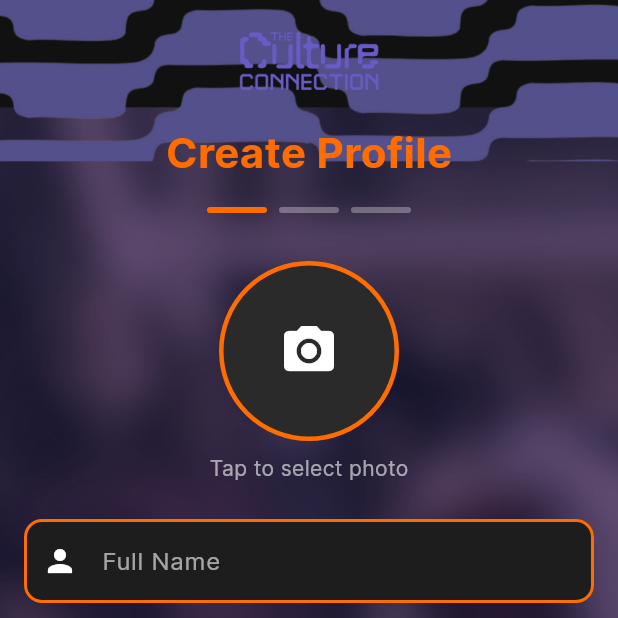
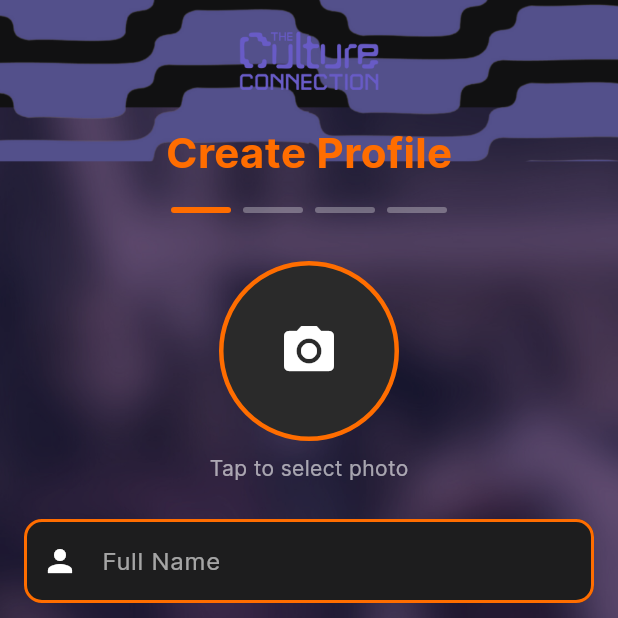
Before and after one commit to The-culture-connection/the_culture_connectionflutter, a Flutter app: the RegistrationScreen screen opened directly, on a phone screen of 412 x 824 dp, the top half of it. Run offline on Flutter 3.47's test engine with Material 3 defaults, Android fonts, the phone set to English and light mode, and no system bars; our stand-ins replace cloud_firestore, email_validator, firebase_auth, firebase_core, firebase_messaging, firebase_storage and 6 more; accounts and stored records are empty.

Commit message:
Add 'What brought you here' purposes field to registration
- Add purposes field to UserProfile model (List<String>)
- Add 4th page to registration flow for purposes selection
- Multi-select options: Looking to Hire, Starting a business, Looking to get hired, Looking to invest in a start up
- Update fromFirestore, toFirestore, and copyWith methods
- Add validation to ensure at least one purpose is selected
- Update progress indicator to show 4 steps

```diff
--- a/lib/models/user_profile.dart
+++ b/lib/models/user_profile.dart
@@ -9,6 +9,7 @@ class UserProfile {
   final String experienceLevel;
   final List<String> skillsOffering;
   final List<String> skillsSeeking;
+  final List<String> purposes; // "What brought you here"
   final String? photoURL;
   final String? fcmToken;
   final int totalPoints;
@@ -34,6 +35,7 @@ class UserProfile {
     required this.experienceLevel,
     required this.skillsOffering,
     required this.skillsSeeking,
+    this.purposes = const [],
     this.photoURL,
     this.fcmToken,
     this.totalPoints = 0,
@@ -59,6 +61,7 @@ class UserProfile {
       experienceLevel: data['Experience Level'] ?? '',
       skillsOffering: List<String>.from(data['Skills Offering'] ?? []),
       skillsSeeking: List<String>.from(data['Skills Seeking'] ?? []),
+      purposes: List<String>.from(data['Purposes'] ?? []),
       photoURL: data['photoURL'],
       fcmToken: data['fcmToken'],
       totalPoints: data['totalPoints'] ?? 0,
@@ -84,6 +87,7 @@ class UserProfile {
       'Experience Level': experienceLevel,
       'Skills Offering': skillsOffering,
       'Skills Seeking': skillsSeeking,
+      'Purposes': purposes,
       'photoURL': photoURL,
       'fcmToken': fcmToken,
       'totalPoints': totalPoints,
@@ -107,6 +111,7 @@ class UserProfile {
     String? experienceLevel,
     List<String>? skillsOffering,
     List<String>? skillsSeeking,
+    List<String>? purposes,
     String? photoURL,
     String? fcmToken,
     int? totalPoints,
@@ -127,6 +132,7 @@ class UserProfile {
       experienceLevel: experienceLevel ?? this.experienceLevel,
       skillsOffering: skillsOffering ?? this.skillsOffering,
       skillsSeeking: skillsSeeking ?? this.skillsSeeking,
+      purposes: purposes ?? this.purposes,
       photoURL: photoURL ?? this.photoURL,
       fcmToken: fcmToken ?? this.fcmToken,
       totalPoints: totalPoints ?? this.totalPoints,
--- a/lib/screens/auth/registration_screen.dart
+++ b/lib/screens/auth/registration_screen.dart
@@ -36,10 +36,17 @@ class _RegistrationScreenState extends ConsumerState<RegistrationScreen> {
   File? _profileImage;
   final Set<String> _selectedSkillsOffering = {};
   final Set<String> _selectedSkillsSeeking = {};
+  final Set<String> _selectedPurposes = {};
   bool _isLoading = false;
   bool _obscurePassword = true;
 
   final List<String> _genders = ['Male', 'Female', 'Nonbinary', 'Other'];
+  final List<String> _purposes = [
+    'Looking to Hire',
+    'Starting a business',
+    'Looking to get hired',
+    'Looking to invest in a start up',
+  ];
 
   @override
   void dispose() {
@@ -128,6 +135,16 @@ class _RegistrationScreenState extends ConsumerState<RegistrationScreen> {
       return;
     }
 
+    if (_selectedPurposes.isEmpty) {
+      ScaffoldMessenger.of(context).showSnackBar(
+        const SnackBar(
+          content: Text('Please select at least one purpose'),
+          backgroundColor: AppColors.error,
+        ),
+      );
+      return;
+    }
+
     setState(() => _isLoading = true);
 
     try {
@@ -156,6 +173,7 @@ class _RegistrationScreenState extends ConsumerState<RegistrationScreen> {
         experienceLevel: _selectedExperienceLevel!,
         skillsOffering: _selectedSkillsOffering.toList(),
         skillsSeeking: _selectedSkillsSeeking.toList(),
+        purposes: _selectedPurposes.toList(),
         photoURL: photoURL,
         totalPoints: 0,
         blockedUsers: {},
@@ -202,7 +220,7 @@ class _RegistrationScreenState extends ConsumerState<RegistrationScreen> {
   }
 
   void _nextPage() {
-    if (_currentPage < 2) {
+    if (_currentPage < 3) {
       _pageController.nextPage(
         duration: const Duration(milliseconds: 300),
         curve: Curves.easeInOut,
@@ -267,7 +285,7 @@ class _RegistrationScreenState extends ConsumerState<RegistrationScreen> {
                       // Progress indicator
                       Row(
                         mainAxisAlignment: MainAxisAlignment.center,
-                        children: List.generate(3, (index) {
+                        children: List.generate(4, (index) {
                           return Container(
                             margin: const EdgeInsets.symmetric(horizontal: 4),
                             width: 40,
@@ -297,6 +315,7 @@ class _RegistrationScreenState extends ConsumerState<RegistrationScreen> {
                       _buildBasicInfoPage(),
                       _buildSkillsOfferingPage(),
                       _buildSkillsSeekingPage(),
+                      _buildPurposesPage(),
                     ],
                   ),
                 ),
@@ -326,7 +345,7 @@ class _RegistrationScreenState extends ConsumerState<RegistrationScreen> {
                         child: ElevatedButton(
                           onPressed: _isLoading
                               ? null
-                              : (_currentPage < 2 ? _nextPage : _register),
+                              : (_currentPage < 3 ? _nextPage : _register),
                           style: ElevatedButton.styleFrom(
                             backgroundColor: Colors.black.withOpacity(0.8),
                             padding: const EdgeInsets.symmetric(vertical: 16),
@@ -348,7 +367,7 @@ class _RegistrationScreenState extends ConsumerState<RegistrationScreen> {
                                   ),
                                 )
                               : Text(
-                                  _currentPage < 2 ? 'NEXT' : 'CREATE PROFILE',
+                                  _currentPage < 3 ? 'NEXT' : 'CREATE PROFILE',
                                   style: const TextStyle(
                                     fontFamily: 'Inter',
                                     fontSize: 16,
@@ -579,6 +598,72 @@ class _RegistrationScreenState extends ConsumerState<RegistrationScreen> {
     );
   }
 
+  Widget _buildPurposesPage() {
+    return SingleChildScrollView(
+      padding: const EdgeInsets.all(16.0),
+      child: Column(
+        crossAxisAlignment: CrossAxisAlignment.start,
+        children: [
+          const Text(
+            'What brought you here?',
+            style: TextStyle(
+              color: Colors.white,
+              fontSize: 20,
+              fontWeight: FontWeight.bold,
+            ),
+          ),
+          const SizedBox(height: 8),
+          Text(
+            'Select all that apply',
+            style: TextStyle(color: Colors.white.withOpacity(0.6)),
+          ),
+          const SizedBox(height: 24),
+
+          ..._purposes.map((purpose) {
+            final isSelected = _selectedPurposes.contains(purpose);
+            return Container(
+              margin: const EdgeInsets.only(bottom: 12),
+              decoration: BoxDecoration(
+                color: isSelected
+                    ? AppColors.electricOrange.withOpacity(0.2)
+                    : const Color(0xFF1d1d1e),
+                borderRadius: BorderRadius.circular(12),
+                border: Border.all(
+                  color: isSelected
+                      ? AppColors.electricOrange
+                      : AppColors.deepPurple.withOpacity(0.3),
+                  width: 2,
+                ),
+              ),
+              child: CheckboxListTile(
+                title: Text(
+                  purpose,
+                  style: TextStyle(
+                    color: Colors.white,
+                    fontWeight: isSelected ? FontWeight.bold : FontWeight.normal,
+                  ),
+                ),
+                value: isSelected,
+                activeColor: AppColors.electricOrange,
+                checkColor: Colors.white,
+                onChanged: (bool? value) {
+                  setState(() {
+                    if (value == true) {
+                      _selectedPurposes.add(purpose);
+                    } else {
+                      _selectedPurposes.remove(purpose);
+                    }
+                  });
+                },
+              ),
+            );
+          }),
+          const SizedBox(height: 80), // Space for button
+        ],
+      ),
+    );
+  }
+
   Widget _buildSkillCategory(String category, List<String> skills, Set<String> selectedSkills) {
     return Container(
       margin: const EdgeInsets.only(bottom: 16),
```
